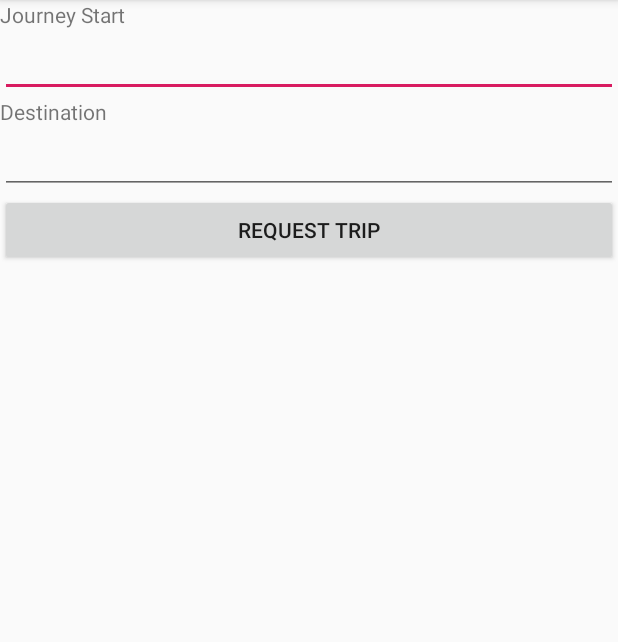
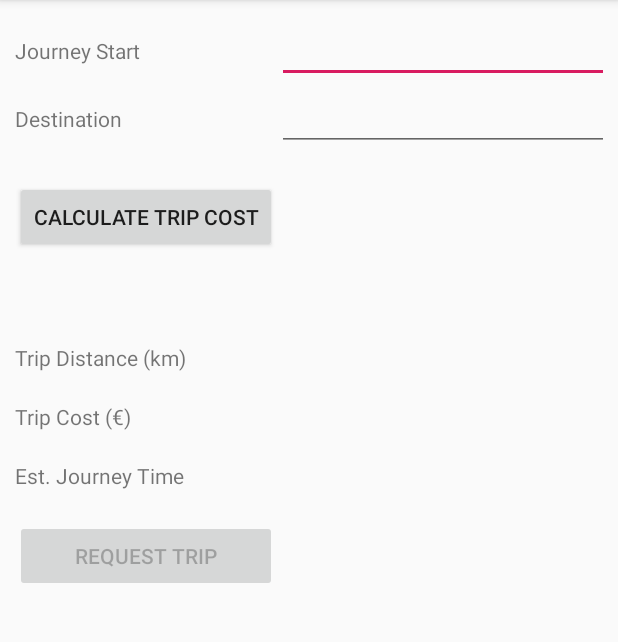
Before and after one commit to ConorOLeary98/Group-Project, an Android app: the TripRequestForm screen opened directly, with no data from a screen before it, on a phone screen of 412 x 824 dp, the part 84-726 px from its top. Run offline under Robolectric (Android 15) with nearby library versions, the phone set to English and light mode, and no system bars; our stand-ins replace Firebase (no records; nobody signed in at launch, a user with empty details on screens opened directly).

Commit message:
Added trip distance api request, display. Request now pushes to firebase

```diff
--- a/Android App/app/build.gradle
+++ b/Android App/app/build.gradle
@@ -4,7 +4,7 @@ android {
     compileSdkVersion 28
     defaultConfig {
         applicationId "ie.lesieckimycit.bartosz.groupproject"
-        minSdkVersion 15
+        minSdkVersion 21
         targetSdkVersion 28
         versionCode 1
         versionName "1.0"
--- a/Android App/app/src/main/AndroidManifest.xml
+++ b/Android App/app/src/main/AndroidManifest.xml
@@ -8,6 +8,7 @@
          location permissions for the 'MyLocation' functionality.
     -->
     <uses-permission android:name="android.permission.ACCESS_FINE_LOCATION" />
+    <uses-permission android:name="android.permission.INTERNET"/>
 
     <application
         android:allowBackup="true"
--- a/Android App/app/src/main/res/layout/activity_trip_request_form.xml
+++ b/Android App/app/src/main/res/layout/activity_trip_request_form.xml
@@ -6,10 +6,14 @@
     android:layout_height="match_parent"
     tools:context=".TripRequestForm">
 
-    <LinearLayout
+    <TableLayout
         android:layout_width="match_parent"
         android:layout_height="match_parent"
-        android:orientation="vertical">
+        android:padding="10dp">
+
+        <TableRow
+            android:layout_width="match_parent"
+            android:layout_height="match_parent">
 
             <TextView
                 android:id="@+id/textView"
@@ -21,10 +25,17 @@
 
             <AutoCompleteTextView
                 android:id="@+id/autoCompleteTextView"
-            android:layout_width="match_parent"
+                android:layout_width="250dp"
                 android:layout_height="wrap_content"
                 tools:layout_editor_absoluteX="94dp"
                 tools:layout_editor_absoluteY="61dp" />
+
+        </TableRow>
+
+        <TableRow
+            android:layout_width="match_parent"
+            android:layout_height="match_parent"
+            android:paddingBottom="20dp">
 
             <TextView
                 android:id="@+id/textView2"
@@ -40,12 +51,87 @@
                 android:layout_height="wrap_content"
                 tools:layout_editor_absoluteX="93dp"
                 tools:layout_editor_absoluteY="148dp" />
+        </TableRow>
+
+        <TableRow
+            android:layout_width="match_parent"
+            android:layout_height="match_parent"
+            android:paddingBottom="40dp">
 
             <Button
-            android:id="@+id/button"
+                android:id="@+id/btn_calc_trip"
                 android:layout_width="match_parent"
                 android:layout_height="wrap_content"
+                android:text="Calculate Trip Cost" />
+        </TableRow>
+
+        <TableRow
+            android:layout_width="match_parent"
+            android:layout_height="match_parent"
+            android:paddingTop="20dp">
+
+            <TextView
+                android:id="@+id/TV_trip_dist"
+                android:layout_width="wrap_content"
+                android:layout_height="wrap_content"
+                android:text="Trip Distance (km)" />
+
+            <TextView
+                android:id="@+id/TV_dist_display"
+                android:layout_width="match_parent"
+                android:layout_height="wrap_content"
+                android:textStyle="bold" />
+
+        </TableRow>
+
+        <TableRow
+            android:layout_width="match_parent"
+            android:layout_height="match_parent"
+            android:paddingBottom="20dp"
+            android:paddingTop="20dp">
+
+            <TextView
+                android:id="@+id/TV_trip_cost"
+                android:layout_width="wrap_content"
+                android:layout_height="wrap_content"
+                android:text="Trip Cost (€)" />
+
+            <TextView
+                android:id="@+id/TV_cost_display"
+                android:layout_width="match_parent"
+                android:layout_height="wrap_content"
+                android:textStyle="bold" />
+        </TableRow>
+
+        <TableRow
+            android:layout_width="match_parent"
+            android:layout_height="match_parent"
+            android:paddingBottom="20dp">
+
+
+            <TextView
+                android:id="@+id/TV_Journey_Time"
+                android:layout_width="wrap_content"
+                android:layout_height="wrap_content"
+                android:text="Est. Journey Time" />
+
+            <TextView
+                android:id="@+id/TV_Journey_Time_Display"
+                android:layout_width="wrap_content"
+                android:layout_height="wrap_content"
+                android:textStyle="bold" />
+        </TableRow>
+        <TableRow
+            android:layout_width="match_parent"
+            android:layout_height="match_parent" >
+
+            <Button
+                android:id="@+id/btn_request_trip"
+                android:layout_width="wrap_content"
+                android:layout_height="wrap_content"
+                android:enabled="false"
                 android:text="Request Trip" />
-    </LinearLayout>
+        </TableRow>
+    </TableLayout>
 
 </android.support.constraint.ConstraintLayout>
```
Also changed, not shown: Android App/app/src/main/java/ie/lesieckimycit/bartosz/groupproject/RandomString.java (added, +62 -0 lines), Android App/app/src/main/java/ie/lesieckimycit/bartosz/groupproject/Request.java (added, +20 -0 lines), Android App/app/src/main/java/ie/lesieckimycit/bartosz/groupproject/TripRequestForm.java (+213 -14 lines). Lines whose indentation alone changed are shown as unchanged.
